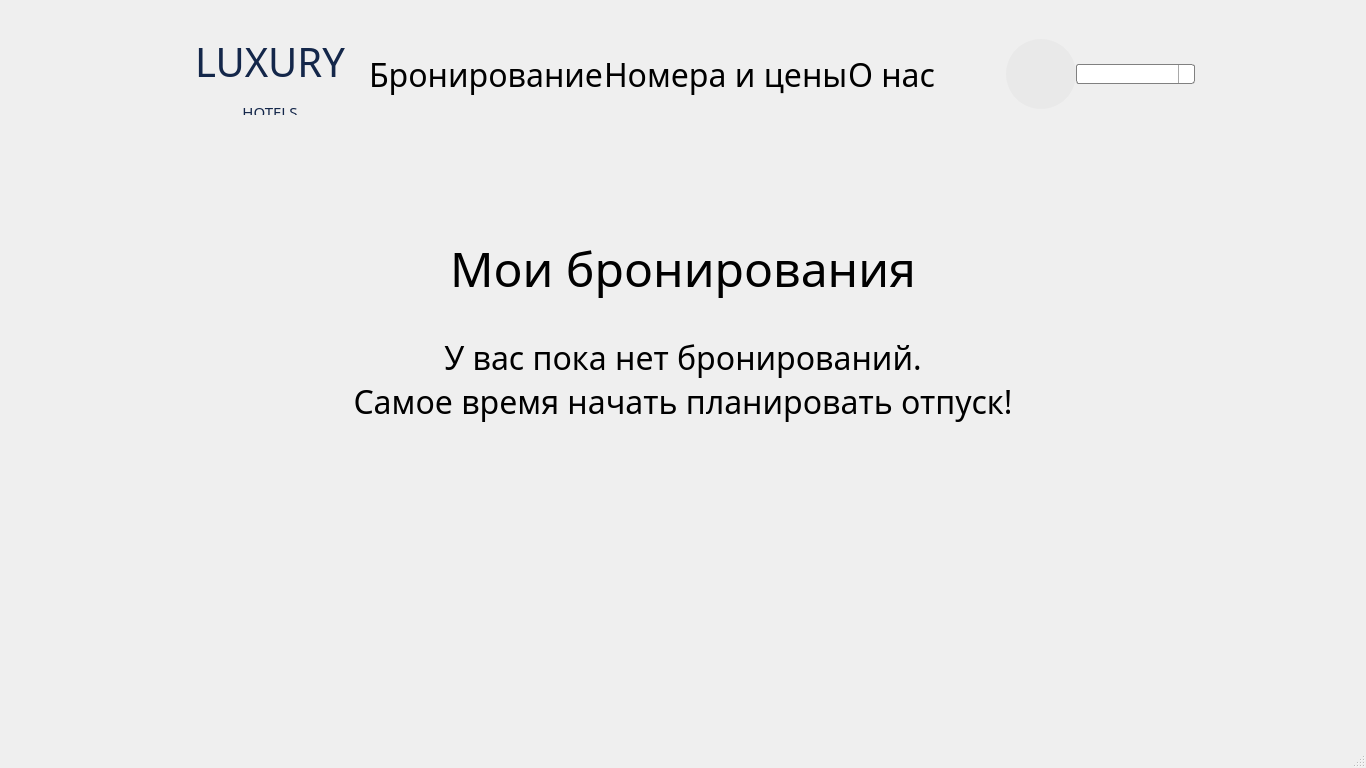
First picture: the form in src/homepage.ui, repository Ruha24/HotelQt, before the edit.
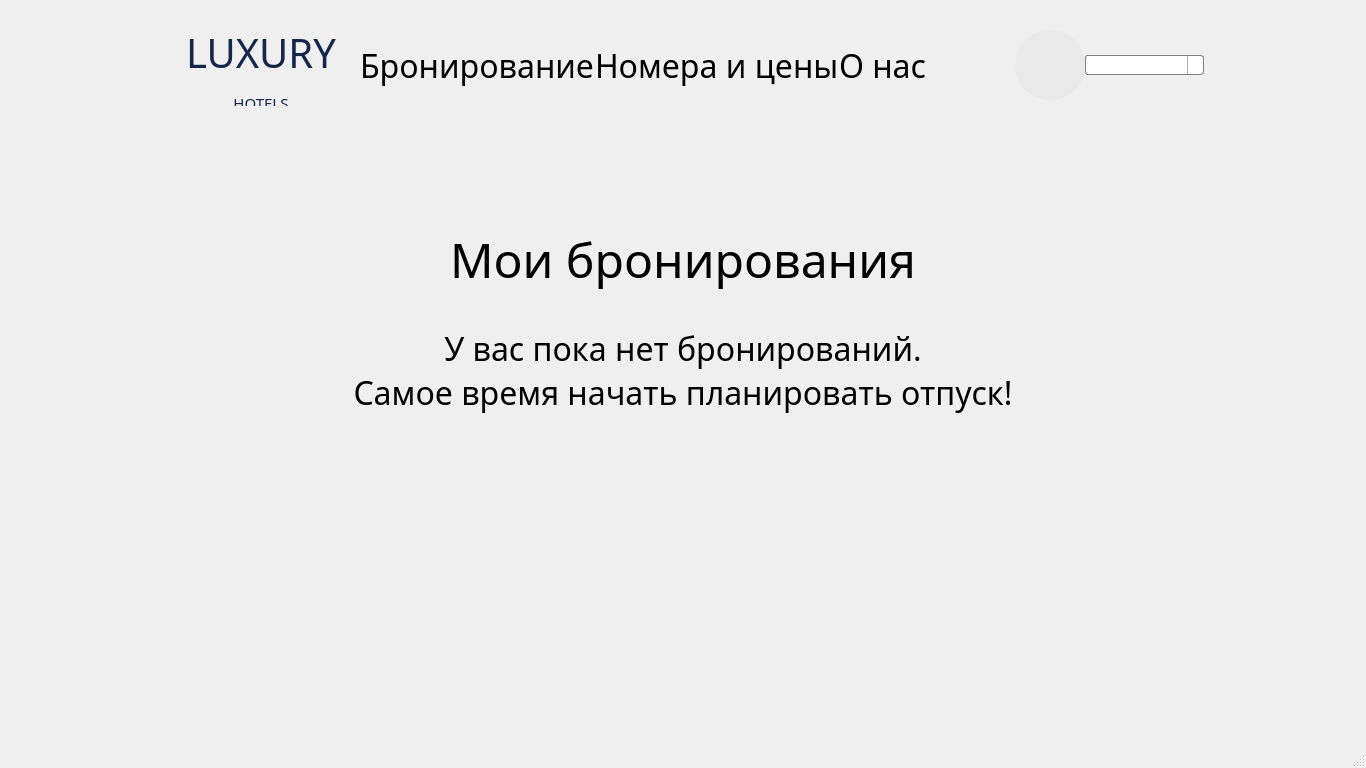
Second picture: the form after the edit. The open tabs and pages were chosen to show the change. Icons and pictures are not drawn.

Patch:
```diff
--- a/src/homepage.ui
+++ b/src/homepage.ui
@@ -714,6 +714,21 @@
 }</string>
        </property>
        <layout class="QGridLayout" name="gridLayout_12">
+        <property name="leftMargin">
+         <number>0</number>
+        </property>
+        <property name="topMargin">
+         <number>0</number>
+        </property>
+        <property name="rightMargin">
+         <number>0</number>
+        </property>
+        <property name="bottomMargin">
+         <number>0</number>
+        </property>
+        <property name="spacing">
+         <number>0</number>
+        </property>
         <item row="0" column="0">
          <widget class="QScrollArea" name="scrollArea_5">
           <property name="widgetResizable">
@@ -724,8 +739,8 @@
             <rect>
              <x>0</x>
              <y>0</y>
-             <width>1348</width>
-             <height>728</height>
+             <width>1317</width>
+             <height>410</height>
             </rect>
            </property>
            <layout class="QGridLayout" name="gridLayout_11">
```
Left out of the diff: 27 changed lines with no effect on the pictures.
